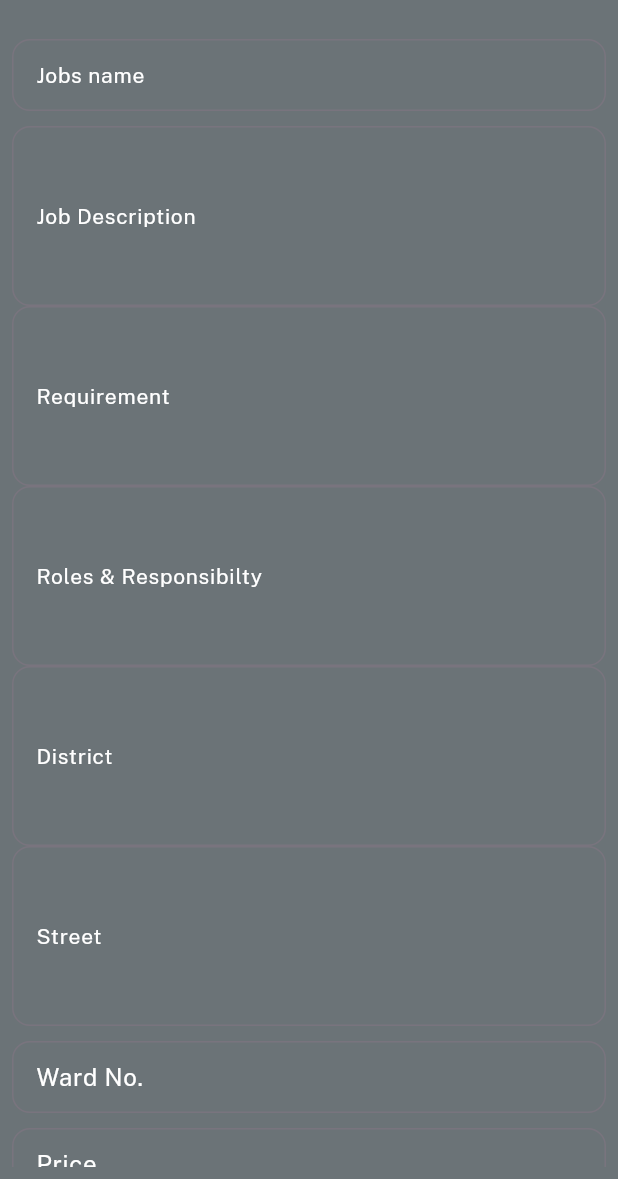
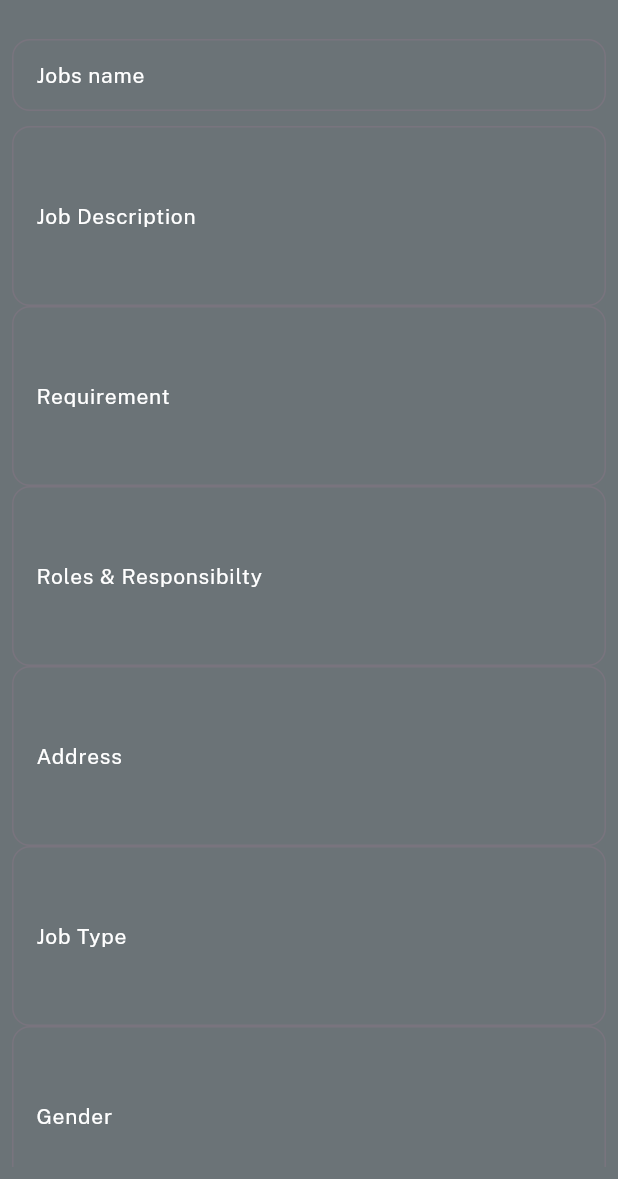
Before and after one commit to Deepen192/HireNow_employer, a Flutter app: the EditJobScreen screen opened directly with empty values, on a phone screen of 412 x 824 dp, the part 57-1236 px from its top. Run offline on Flutter 3.47's test engine with Material 3 defaults, Android fonts, the phone set to English and light mode, and no system bars; our stand-ins replace cloud_firestore, firebase_auth, firebase_core, firebase_storage, get, image_picker and 1 more; missing offline and left inert: syncfusion_flutter_pdfviewer; accounts and stored records are empty.

Commit message:
jobs_controller.dart, add_job.dart, jobedit.dart,jobedit_controller.dart

```diff
--- a/lib/consts/firebase_consts.dart
+++ b/lib/consts/firebase_consts.dart
@@ -8,7 +8,7 @@ User? currentUser = auth.currentUser;
 //collections
 const vendorsCollection = "vendors";
 const usersCollection = "users";
-const productsCollection = "products";
+const productsCollection = "jobs";
 const cartCollection ='cart';
 const chatsCollection ='chats';
 const messageCollection ='messages';
--- a/lib/controllers/jobedit_controller.dart
+++ b/lib/controllers/jobedit_controller.dart
@@ -20,14 +20,15 @@ class EditJobsController extends GetxController{
     var subcategoryvalue=''.obs;
      var preqController=TextEditingController();
       var prolresController=TextEditingController();
-       var pdicstrictController=TextEditingController();
-        var pstreetController=TextEditingController();
-        var pwardController=TextEditingController();
+         var paddressController=TextEditingController();
+        var pjobtypeController=TextEditingController();
+        var pgenderController=TextEditingController();
+        var pjobtimeController=TextEditingController();
 
 
 
 
-    var selectedColorIndex=0.obs;
+
 
     void resetForm() {
     pnameController.clear();
@@ -38,9 +39,10 @@ class EditJobsController extends GetxController{
     categoryvalue.value = '';
     subcategoryvalue.value = '';
     preqController.clear();
-    pdicstrictController.clear();
-    pstreetController.clear();
-    pwardController.clear();
+    paddressController.clear();
+    pjobtypeController.clear();
+    pgenderController.clear();
+    pjobtimeController.clear();
 
 
 
@@ -61,9 +63,10 @@ Map<String, dynamic> productData = {}; // Store fetched product data
         pquanitytController.text = productData['p_quantity'];
          preqController.text=productData['p_requirement'];
          prolresController.text=productData['p_role&responsible'];
-    pdicstrictController.text=productData['p_district'];
-    pstreetController.text=productData['p_street'];
-    pwardController.text=productData['p_ward'];
+    paddressController.text=productData['p_jobaddress'];
+    pjobtypeController.text=productData['p_jobtype'];
+    pgenderController.text=productData['p_gender'];
+    pjobtimeController.text=productData['p_jobtime'];
 
 
       }
@@ -89,16 +92,17 @@ Future<void> updateJob(BuildContext context, String productId) async {
       'p_name': pnameController.text,
       'p_price': ppriceController.text,
       'p_quantity': pquanitytController.text,
-    'p_district':pdicstrictController.text,
-    'p_ward':pwardController.text,
-    'p_street':pstreetController.text,
+    'p_jobaddress':paddressController.text,
+    'p_gender':pgenderController.text,
+    'p_jobtime':pjobtimeController.text,
+    'p_jobtype':pjobtypeController.text,
     'p_requirement':preqController.text,
     'p_role&responsible':prolresController.text,
       // ... (other fields you want to update)
     });
 
     isloading(false);
-    VxToast.show(context, msg: "Product Updated");
+    VxToast.show(context, msg: "Job Updated");
   } catch (e) {
     print('Error updating product: $e');
   }
--- a/lib/views/job_screen/job_details.dart
+++ b/lib/views/job_screen/job_details.dart
@@ -149,7 +149,19 @@ class JobsDetails extends StatelessWidget {
               const SizedBox(height: 20),
                 boldText(text: "Address", color: Colors.black, size: 18.0),
               const SizedBox(height: 10),
-               normalText(text: "${data['p_district']}, ${data['p_street']}, ${data['p_ward']}", color: Colors.black, size: 18.0),
+               normalText(text: "${data['p_jobaddress']}", color: Colors.black, size: 18.0),
+              const SizedBox(height: 20),
+               boldText(text: "Job Type", color: Colors.black, size: 18.0),
+              const SizedBox(height: 10),
+               normalText(text: "${data['p_jobtype']}", color: Colors.black, size: 18.0),
+              const SizedBox(height: 20),
+               boldText(text: "Job Time", color: Colors.black, size: 18.0),
+              const SizedBox(height: 10),
+               normalText(text: "${data['p_jobtime']}", color: Colors.black, size: 18.0),
+              const SizedBox(height: 20),
+                boldText(text: "Gender", color: Colors.black, size: 18.0),
+              const SizedBox(height: 10),
+               normalText(text: "${data['p_gender']}", color: Colors.black, size: 18.0),
               const SizedBox(height: 20),
               ElevatedButton(
                 onPressed: () {
--- a/lib/views/job_screen/jobedit.dart
+++ b/lib/views/job_screen/jobedit.dart
@@ -69,29 +69,30 @@ class EditJobScreen extends StatelessWidget {
                customTextField(hint: "eg.You can use firebase",label: "Job Description",isDesc:true,controller: controller.pdescController),
                customTextField(hint: "eg.Bachelor holder",label: "Requirement",isDesc:true,controller: controller.preqController),
                customTextField(hint: "eg.Backend and Frontend",label: "Roles & Responsibilty",isDesc:true,controller: controller.prolresController),
-               customTextField(hint: "eg.Rupandehi",label: "District",isDesc:true,controller: controller.pdicstrictController),
-               customTextField(hint: "eg.Supauli",label: "Street",isDesc:true,controller: controller.pstreetController),
+               customTextField(hint: "eg.Rupandehi, Tilottama-15, Supauli",label: "Address",isDesc:true,controller: controller.paddressController),
+               customTextField(hint: "eg.Halftime/Fulltime",label: "Job Type",isDesc:true,controller: controller.pjobtypeController),
+                customTextField(hint: "eg.Male/Female",label: "Gender",isDesc:true,controller: controller.pgenderController),
               10.heightBox,
-               TextFormField(
-                  controller: controller.pwardController,
-                  keyboardType: TextInputType.number,
-                  style: const TextStyle(color: whiteColor),
-                  decoration: InputDecoration(
-                    isDense: true,
-                    labelText: "Ward No.",
-                    labelStyle: const TextStyle(color: whiteColor),
-                    border: OutlineInputBorder(
-                      borderRadius: BorderRadius.circular(12),
-                      borderSide: const BorderSide(color: whiteColor),
-                    ),
-                    focusedBorder: OutlineInputBorder(
-                      borderRadius: BorderRadius.circular(12),
-                      borderSide: const BorderSide(color: whiteColor),
-                    ),
-                    hintText: "eg. Rs.100",
-                    hintStyle: const TextStyle(color: lightGrey),
-                  ),
-                ),
+              //  TextFormField(
+              //     controller: controller.pwardController,
+              //     keyboardType: TextInputType.number,
+              //     style: const TextStyle(color: whiteColor),
+              //     decoration: InputDecoration(
+              //       isDense: true,
+              //       labelText: "Ward No.",
+              //       labelStyle: const TextStyle(color: whiteColor),
+              //       border: OutlineInputBorder(
+              //         borderRadius: BorderRadius.circular(12),
+              //         borderSide: const BorderSide(color: whiteColor),
+              //       ),
+              //       focusedBorder: OutlineInputBorder(
+              //         borderRadius: BorderRadius.circular(12),
+              //         borderSide: const BorderSide(color: whiteColor),
+              //       ),
+              //       hintText: "eg. Rs.100",
+              //       hintStyle: const TextStyle(color: lightGrey),
+              //     ),
+              //   ),
                 10.heightBox,
               TextFormField(
                   controller: controller.ppriceController,
```
Also changed, not shown: lib/controllers/jobs_controller.dart (+4 -8 lines), lib/views/job_screen/add_job.dart (+7 -24 lines), lib/services/category_model.json (indentation only).
